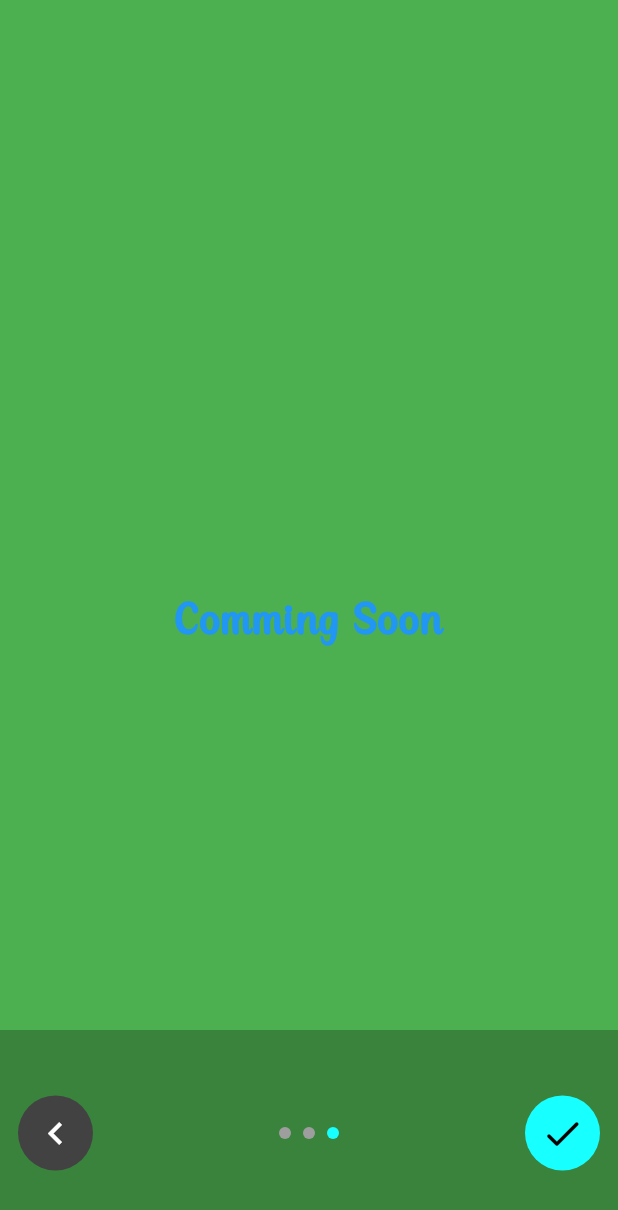
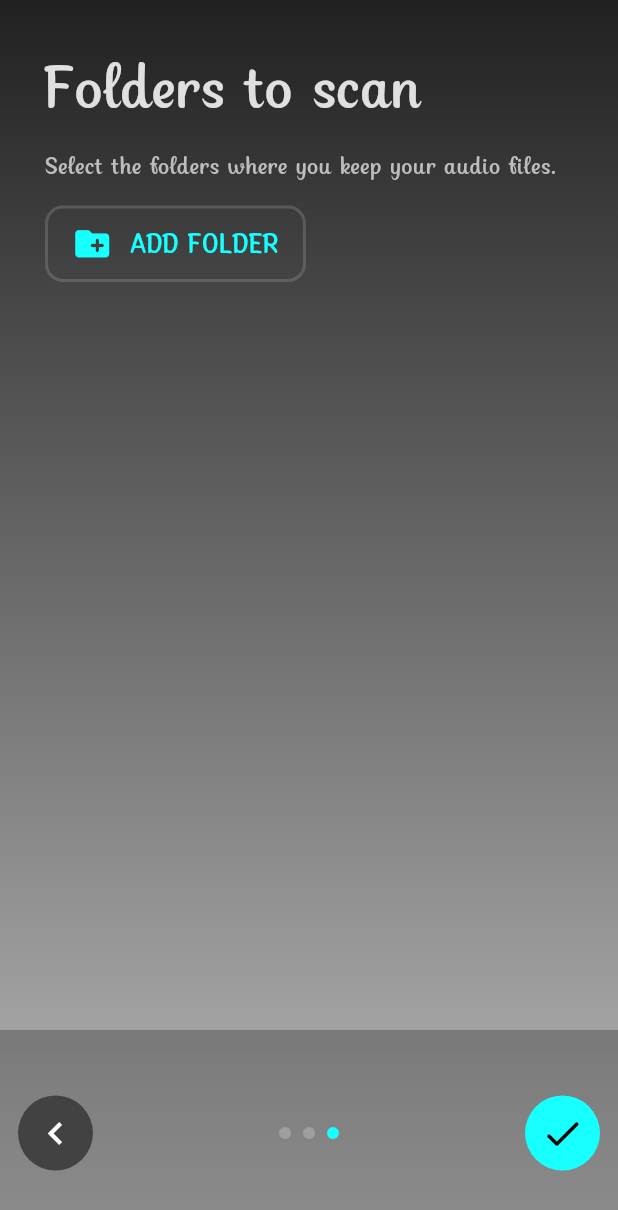
Before and after one commit to AkshatGupta-30/Sonicity--Flutter, a Flutter app: the screen it shows after launch, swiped to page 3, on a phone screen of 412 x 824 dp. Shown: the top 1210 px of the screen. Run offline on Flutter 3.47's test engine with Material 3 defaults, Android fonts, the phone set to English and light mode, and no system bars; drawn by our look-alikes of smooth_page_indicator; our stand-ins replace file_picker, font_awesome_flutter, get, line_awesome_flutter, permission_handler, shared_preferences; missing offline and left inert: file_manager.

Commit message:
Added Add Folder View

```diff
--- /dev/null
+++ b/lib/utils/widgets/folder_tile.dart
@@ -0,0 +1,50 @@
+// ignore_for_file: prefer_const_constructors, prefer_const_constructors_in_immutables, prefer_const_literals_to_create_immutables
+
+import 'package:flutter/material.dart';
+
+class FolderTile extends StatelessWidget {
+  final VoidCallback onTap;
+  final String title;
+  final IconData icon;
+  final Color color;
+  final double fontSize;
+
+  FolderTile({
+    super.key,
+    required this.onTap,
+    required this.title,
+    required this.icon,
+    this.color = Colors.grey,
+    this.fontSize = 15
+  });
+
+  @override
+  Widget build(BuildContext context) {
+    return InkWell(
+      onTap: onTap,
+      borderRadius: BorderRadius.circular(12),
+      splashColor: color.withOpacity(0.25),
+      splashFactory: InkSplash.splashFactory,
+      child: Container(
+        padding: EdgeInsets.symmetric(horizontal: 16, vertical: 10),
+        decoration: BoxDecoration(
+          border: Border.all(color: Colors.white.withOpacity(0.15), width: 2),
+          borderRadius: BorderRadius.circular(12),
+        ),
+        child: Row(
+          mainAxisSize: MainAxisSize.min,
+          children: [
+            Icon(icon, color: color, size: 27),
+            SizedBox(width: 12),
+            Flexible(
+              child: Text(
+                title, overflow: TextOverflow.visible, maxLines: null,
+                style: TextStyle(color: color, fontSize: fontSize),
+              ),
+            )
+          ],
+        )
+      ),
+    );
+  }
+}
--- /dev/null
+++ b/lib/views/onboarding/add_folder_view.dart
@@ -0,0 +1,162 @@
+// ignore_for_file: prefer_const_constructors, prefer_const_constructors_in_immutables, prefer_const_literals_to_create_immutables
+
+import 'dart:io';
+
+import 'package:file_picker/file_picker.dart';
+import 'package:flutter/material.dart';
+import 'package:get/get.dart';
+import 'package:sonicity/persistence/shared_preference/allowed_directories.dart';
+import 'package:sonicity/utils/widgets/folder_tile.dart';
+
+class AddFolderView extends StatelessWidget {
+  AddFolderView({super.key});
+
+  @override
+  Widget build(BuildContext context) {
+    var media = MediaQuery.sizeOf(context);
+    return Container(
+      decoration: BoxDecoration(
+        gradient: LinearGradient(
+          colors: [Colors.grey.shade900, Colors.grey.shade900.withOpacity(0.3)],
+          begin: Alignment.topCenter,
+          end: Alignment.bottomCenter,
+          stops: [0, 1],
+          tileMode: TileMode.clamp,
+        ),
+      ),
+      child: Scaffold(
+        backgroundColor: Colors.transparent,
+        body: SafeArea(
+          child: Container(
+            width: media.width, height: media.height,
+            padding: EdgeInsets.all(30),
+            child: Column(
+              crossAxisAlignment: CrossAxisAlignment.start,
+              children: [
+                Text(
+                  "Folders to scan",
+                  style: TextStyle(color: Colors.grey.shade300, fontSize: 40),
+                ),
+                SizedBox(height: 12),
+                Text(
+                  "Select the folders where you keep your audio files.",
+                  style: TextStyle(color: Colors.grey.shade400, fontSize: 16),
+                ),
+                SizedBox(height: 15),
+                FolderTile(
+                  onTap: () {
+                    Get.bottomSheet(
+                      BottomSheetWidget(),
+                    );
+                  },
+                  color: Colors.cyanAccent,
+                  title: "ADD FOLDER",
+                  fontSize: 18,
+                  icon: Icons.create_new_folder_rounded,
+                ),
+              ],
+            ),
+          )
+        )
+      )
+    );
+  }
+}
+
+class BottomSheetWidget extends StatefulWidget {
+  BottomSheetWidget({super.key});
+
+  @override
+  State<BottomSheetWidget> createState() => _BottomSheetWidgetState();
+}
+
+class _BottomSheetWidgetState extends State<BottomSheetWidget> {
+  final RxList<Directory> mediaDirectory = <Directory>[].obs;
+
+  @override
+  void initState() {
+    super.initState();
+    getDirectories();
+  }
+
+  void getDirectories() async {
+    const List<String> paths = [
+      "/storage/emulated/0/Android/media/com.whatsapp/WhatsApp/Media/WhatsApp Audio",
+      "/storage/emulated/0/Music"
+    ];
+
+    for(String path in paths) {
+      Directory directory = Directory(path);
+      if(directory.existsSync()) {
+        mediaDirectory.add(Directory(path));
+      }
+    }
+  }
+
+  @override
+  Widget build(BuildContext context) {
+    return Container(
+      width: double.maxFinite,
+      color: Color(0xFF151515),
+      padding: EdgeInsets.symmetric(horizontal: 30,vertical: 40),
+      child: Column(
+        mainAxisSize: MainAxisSize.min,
+        crossAxisAlignment: CrossAxisAlignment.start,
+        children: [
+          Text(
+            'Select a folder',
+            style: TextStyle(color: Colors.grey.shade200, fontSize: 20),
+          ),
+          SizedBox(height: 20),
+          Container(
+            padding: EdgeInsets.only(left: 15),
+            child: Column(
+              crossAxisAlignment: CrossAxisAlignment.start,
+              children: [
+                Text(
+                  'Folders with full access :',
+                  style: TextStyle(color: Colors.grey, fontSize: 18),
+                ),
+                SizedBox(height: 20),
+                Obx(
+                  () {
+                    return Wrap(
+                      spacing: 15, runSpacing: 15,
+                      children: List.generate(
+                        mediaDirectory.length,
+                        (index) {
+                          String title = mediaDirectory[index].path;
+                          return FolderTile(
+                            onTap: () async {},
+                            icon: Icons.phone_android_rounded,
+                            title: title.substring(20, title.length).replaceAll("/", " > "),
+                          );
+                        }
+                      )
+                    );
+                  }
+                ),
+                SizedBox(height: 20),
+                Text(
+                  'Select a folder from :',
+                  style: TextStyle(color: Colors.grey, fontSize: 18),
+                ),
+                SizedBox(height: 20),
+                FolderTile(
+                  onTap: () async {
+                    var pickedFolder = await FilePicker.platform.getDirectoryPath(initialDirectory: "/storage/emulated/0");
+                    if (pickedFolder != null) {
+                      AllowedDirectories.update(pickedFolder, isAdded: true);
+                    }
+                  },
+                  icon: Icons.phone_android,
+                  title: "Internal Storage",
+                )
+              ],
+            ),
+          )
+        ],
+      ),
+    );
+  }
+}
--- a/lib/views/onboarding/onboarding_view.dart
+++ b/lib/views/onboarding/onboarding_view.dart
@@ -4,9 +4,9 @@ import 'package:flutter/material.dart';
 import 'package:get/get.dart';
 import 'package:smooth_page_indicator/smooth_page_indicator.dart';
 import 'package:sonicity/views/navigation_view.dart';
+import 'package:sonicity/views/onboarding/add_folder_view.dart';
 import 'package:sonicity/views/onboarding/permission_view.dart';
 import 'package:sonicity/views/onboarding/welcome_view.dart';
-import 'package:sonicity/views/todo/todo_view.dart';
 
 class OnBoardingView extends StatelessWidget {
   OnBoardingView({super.key});
@@ -37,7 +37,7 @@ class OnBoardingView extends StatelessWidget {
               children: [
                 WelcomeView(),
                 PermissionView(pageController: onBoardingPageController,),
-                ToDoView(bgColor: Colors.green,)
+                AddFolderView()
               ],
             ),
             Container(
```
Also changed, not shown: 1 other file.
